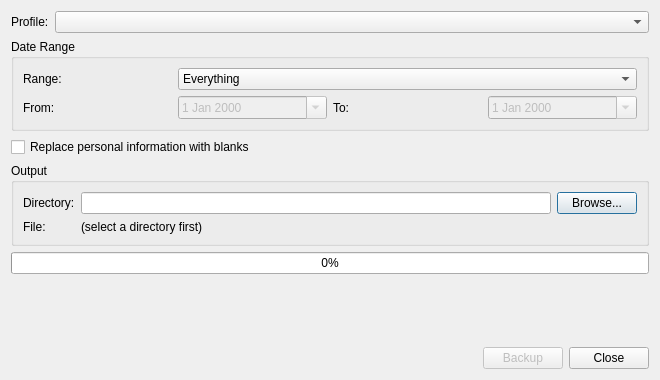
This is oscar/backupdialog.ui in tomasohara/OSCAR-SQL as Qt 5 draws it before an edit. The edited form follows.
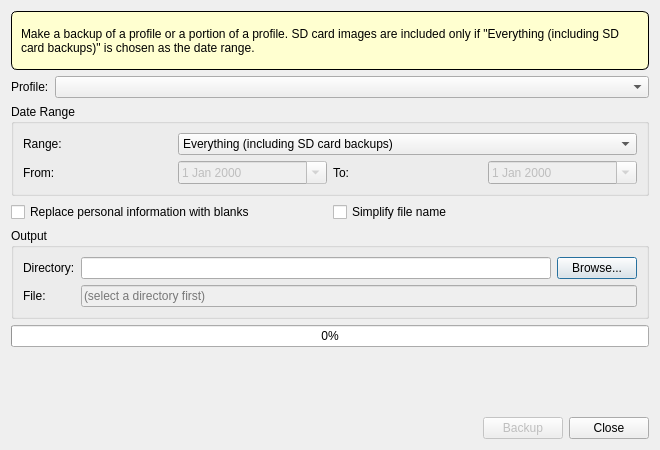
This is the edited form.

Commit message: Improve Backup Profile dialog: filename options and UI polish

```diff
--- a/oscar/backupdialog.ui
+++ b/oscar/backupdialog.ui
@@ -7,13 +7,27 @@
     <x>0</x>
     <y>0</y>
     <width>660</width>
-    <height>380</height>
+    <height>450</height>
    </rect>
   </property>
   <property name="windowTitle">
    <string>Backup Profile</string>
   </property>
   <layout class="QVBoxLayout" name="mainLayout">
+   <!-- Introductory text -->
+   <item>
+    <widget class="QLabel" name="introLabel">
+     <property name="styleSheet">
+      <string notr="true">border: 1px solid; border-radius: 6px; background-color: #ffffd0; padding: 6px;</string>
+     </property>
+     <property name="text">
+      <string>Make a backup of a profile or a portion of a profile. SD card images are included only if &quot;Everything (including SD card backups)&quot; is chosen as the date range.</string>
+     </property>
+     <property name="wordWrap">
+      <bool>true</bool>
+     </property>
+    </widget>
+   </item>
    <!-- Profile selection row -->
    <item>
     <layout class="QHBoxLayout" name="profileLayout">
@@ -54,7 +68,7 @@
        <widget class="QComboBox" name="rangeCombo">
         <item>
          <property name="text">
-          <string>Everything</string>
+          <string>Everything (including SD card backups)</string>
          </property>
         </item>
         <item>
@@ -139,11 +153,22 @@
    </item>
    <!-- Privacy checkbox -->
    <item>
-    <widget class="QCheckBox" name="privacyCheck">
-     <property name="text">
-      <string>Replace personal information with blanks</string>
-     </property>
-    </widget>
+    <layout class="QHBoxLayout" name="optionsLayout">
+     <item>
+      <widget class="QCheckBox" name="privacyCheck">
+       <property name="text">
+        <string>Replace personal information with blanks</string>
+       </property>
+      </widget>
+     </item>
+     <item>
+      <widget class="QCheckBox" name="simplifyCheck">
+       <property name="text">
+        <string>Simplify file name</string>
+       </property>
+      </widget>
+     </item>
+    </layout>
    </item>
    <!-- Output directory group -->
    <item>
@@ -177,13 +202,13 @@
        </widget>
       </item>
       <item row="1" column="1" colspan="2">
-       <widget class="QLabel" name="filenameLabel">
-        <property name="text">
+       <widget class="QLineEdit" name="filenameEdit">
+        <property name="enabled">
+         <bool>false</bool>
+        </property>
+        <property name="placeholderText">
          <string>(select a directory first)</string>
         </property>
-        <property name="wordWrap">
-         <bool>true</bool>
-        </property>
        </widget>
       </item>
      </layout>
```
Left out of the diff: 2 changed lines with no effect on the pictures. The commit also changes 4 other files.
